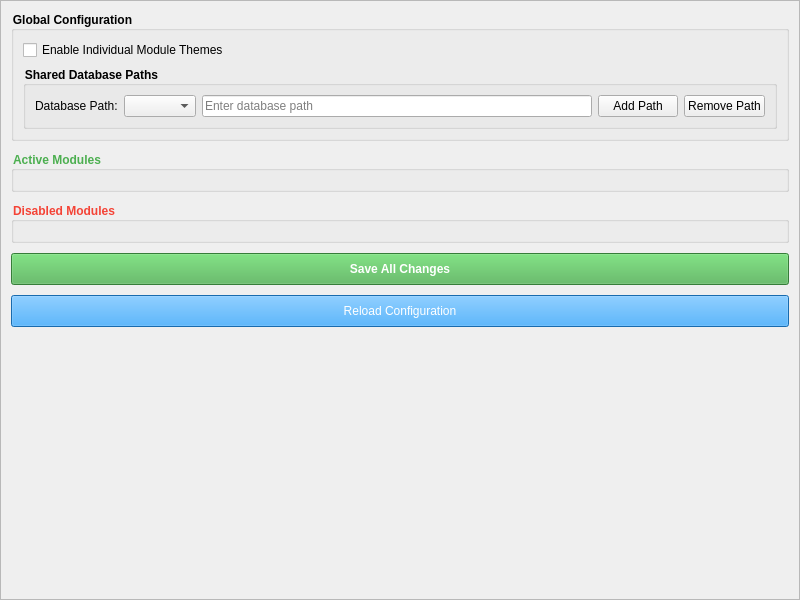
Qt form ui/config_editor.ui (volteret4/mfuz) before a commit.
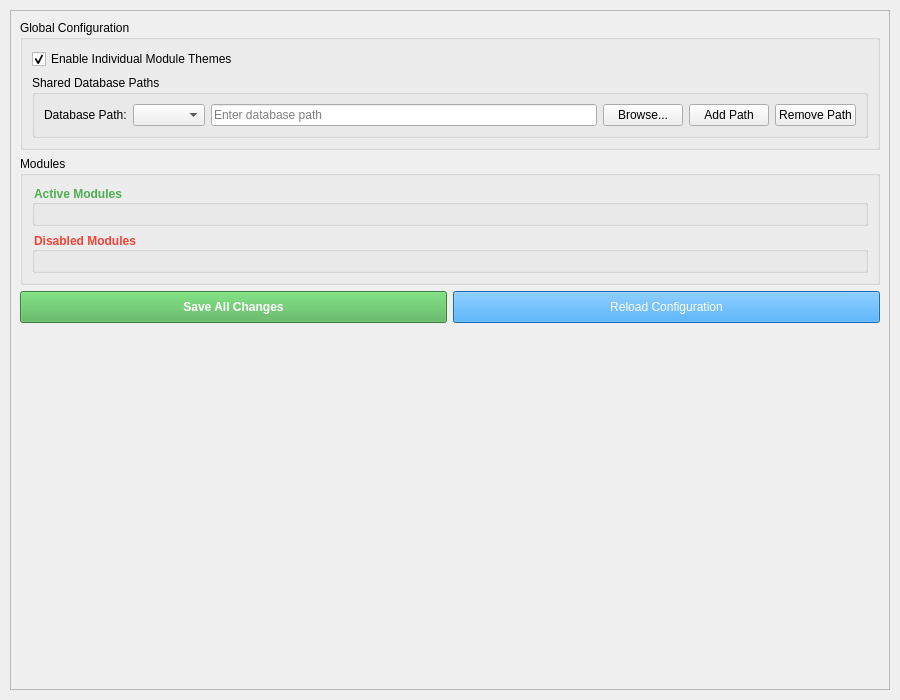
The same form after that commit.

Commit message: config yaml o locura del todo

What changed in the file:
```diff
--- a/ui/config_editor.ui
+++ b/ui/config_editor.ui
@@ -1,78 +1,69 @@
 <?xml version="1.0" encoding="UTF-8"?>
 <ui version="4.0">
- <class>ConfigEditor</class>
- <widget class="QWidget" name="ConfigEditor">
+ <class>ConfigEditorModule</class>
+ <widget class="QWidget" name="ConfigEditorModule">
   <property name="geometry">
    <rect>
     <x>0</x>
     <y>0</y>
-    <width>800</width>
-    <height>600</height>
+    <width>900</width>
+    <height>700</height>
    </rect>
   </property>
   <property name="windowTitle">
    <string>Configuration Editor</string>
   </property>
-  <layout class="QVBoxLayout" name="main_layout">
+  <layout class="QVBoxLayout" name="verticalLayout">
    <property name="spacing">
-    <number>0</number>
+    <number>10</number>
    </property>
    <property name="leftMargin">
-    <number>0</number>
+    <number>10</number>
    </property>
    <property name="topMargin">
-    <number>0</number>
+    <number>10</number>
    </property>
    <property name="rightMargin">
-    <number>0</number>
+    <number>10</number>
    </property>
    <property name="bottomMargin">
-    <number>0</number>
+    <number>10</number>
    </property>
    <item>
-    <widget class="QScrollArea" name="scroll_area">
+    <widget class="QScrollArea" name="container">
      <property name="widgetResizable">
       <bool>true</bool>
      </property>
-     <property name="horizontalScrollBarPolicy">
-      <enum>Qt::ScrollBarAsNeeded</enum>
-     </property>
-     <property name="verticalScrollBarPolicy">
-      <enum>Qt::ScrollBarAsNeeded</enum>
-     </property>
-     <widget class="QWidget" name="container">
-      <layout class="QVBoxLayout" name="container_layout">
-       <property name="spacing">
-        <number>10</number>
-       </property>
-       <property name="leftMargin">
-        <number>10</number>
-       </property>
-       <property name="topMargin">
-        <number>10</number>
-       </property>
-       <property name="rightMargin">
-        <number>10</number>
-       </property>
-       <property name="bottomMargin">
-        <number>10</number>
-       </property>
-       <!-- Global Configuration Group -->
+     <widget class="QWidget" name="scrollAreaWidgetContents">
+      <property name="geometry">
+       <rect>
+        <x>0</x>
+        <y>0</y>
+        <width>866</width>
+        <height>646</height>
+       </rect>
+      </property>
+      <layout class="QVBoxLayout" name="verticalLayout_2">
        <item>
         <widget class="QGroupBox" name="global_group">
          <property name="title">
           <string>Global Configuration</string>
          </property>
-         <property name="styleSheet">
-          <string>QGroupBox { font-weight: bold; }</string>
+         <property name="flat">
+          <bool>false</bool>
+         </property>
+         <property name="checkable">
+          <bool>false</bool>
          </property>
          <layout class="QVBoxLayout" name="global_layout">
-          <!-- The fields will be added dynamically in code -->
           <item>
            <widget class="QCheckBox" name="enable_individual_themes">
             <property name="text">
              <string>Enable Individual Module Themes</string>
             </property>
+            <property name="checked">
+             <bool>true</bool>
+            </property>
            </widget>
           </item>
           <item>
@@ -80,11 +71,11 @@
             <property name="title">
              <string>Shared Database Paths</string>
             </property>
-            <layout class="QVBoxLayout" name="shared_db_layout">
+            <layout class="QVBoxLayout" name="verticalLayout_5">
              <item>
-              <layout class="QHBoxLayout" name="db_path_layout">
+              <layout class="QHBoxLayout" name="horizontalLayout">
                <item>
-                <widget class="QLabel" name="db_path_label">
+                <widget class="QLabel" name="label">
                  <property name="text">
                   <string>Database Path:</string>
                  </property>
@@ -100,6 +91,13 @@
                  </property>
                 </widget>
                </item>
+               <item>
+                <widget class="QPushButton" name="browse_button">
+                 <property name="text">
+                  <string>Browse...</string>
+                 </property>
+                </widget>
+               </item>
                <item>
                 <widget class="QPushButton" name="add_path_button">
                  <property name="text">
@@ -122,54 +120,60 @@
          </layout>
         </widget>
        </item>
-       <!-- Active Modules Group -->
+       <item>
+        <widget class="QGroupBox" name="modules_group">
+         <property name="title">
+          <string>Modules</string>
+         </property>
+         <layout class="QVBoxLayout" name="verticalLayout_3">
        <item>
         <widget class="QGroupBox" name="active_modules_group">
+            <property name="styleSheet">
+             <string notr="true">QGroupBox { font-weight: bold; color: #4CAF50; }</string>
+            </property>
          <property name="title">
           <string>Active Modules</string>
          </property>
-         <property name="styleSheet">
-          <string>QGroupBox { font-weight: bold; color: #4CAF50; }</string>
-         </property>
-         <layout class="QVBoxLayout" name="active_modules_layout">
-          <!-- The modules will be added dynamically in code -->
-         </layout>
-        </widget>
-       </item>
-       <!-- Disabled Modules Group -->
+            <layout class="QVBoxLayout" name="active_modules_layout"/>
+           </widget>
+          </item>
        <item>
         <widget class="QGroupBox" name="disabled_modules_group">
+            <property name="styleSheet">
+             <string notr="true">QGroupBox { font-weight: bold; color: #F44336; }</string>
+            </property>
          <property name="title">
           <string>Disabled Modules</string>
          </property>
-         <property name="styleSheet">
-          <string>QGroupBox { font-weight: bold; color: #F44336; }</string>
-         </property>
-         <layout class="QVBoxLayout" name="disabled_modules_layout">
-          <!-- The modules will be added dynamically in code -->
+            <layout class="QVBoxLayout" name="disabled_modules_layout"/>
+           </widget>
+          </item>
          </layout>
         </widget>
        </item>
-       <!-- Save/Reload Buttons -->
+       <item>
+        <layout class="QHBoxLayout" name="horizontalLayout_2">
        <item>
         <widget class="QPushButton" name="save_all_button">
+           <property name="styleSheet">
+            <string notr="true">background-color: #4CAF50; color: white; font-weight: bold; padding: 8px;</string>
+           </property>
          <property name="text">
           <string>Save All Changes</string>
          </property>
-         <property name="styleSheet">
-          <string>background-color: #4CAF50; color: white; font-weight: bold; padding: 8px;</string>
-         </property>
         </widget>
        </item>
        <item>
         <widget class="QPushButton" name="reload_button">
+           <property name="styleSheet">
+            <string notr="true">background-color: #2196F3; color: white; padding: 8px;</string>
+           </property>
          <property name="text">
           <string>Reload Configuration</string>
          </property>
-         <property name="styleSheet">
-          <string>background-color: #2196F3; color: white; padding: 8px;</string>
-         </property>
-        </widget>
+          </widget>
+         </item>
+        </layout>
        </item>
        <item>
         <spacer name="verticalSpacer">
```
Lines whose indentation alone changed are shown as unchanged. The commit also changes 9 other files.
